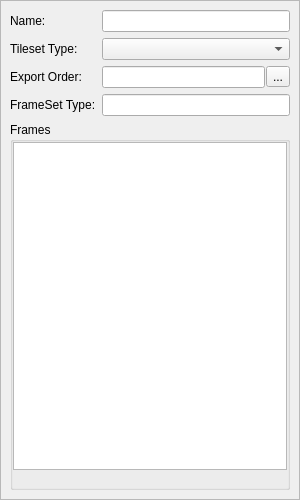
The window that src/gui-qt/metasprite/metasprite/framesetdock.ui (undisbeliever/untech-editor) describes before a commit, drawn with Qt 5.
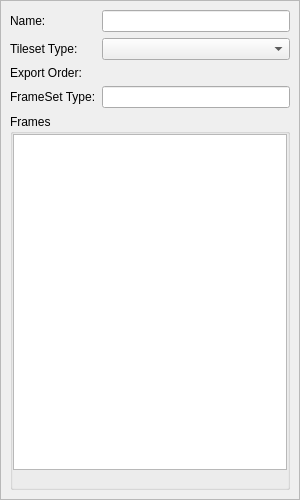
The same window after the commit. Custom widgets are drawn as their Qt base class.

Commit message: Refactor lineEdit+ToolButton pattern into new widgets

The edit to the form file:
```diff
--- a/src/gui-qt/metasprite/metasprite/framesetdock.ui
+++ b/src/gui-qt/metasprite/metasprite/framesetdock.ui
@@ -104,28 +104,7 @@
            </widget>
           </item>
           <item row="2" column="1">
-           <layout class="QHBoxLayout" name="exportOrderLayout">
-            <property name="spacing">
-             <number>1</number>
-            </property>
-            <item>
-             <widget class="QLineEdit" name="exportOrder">
-              <property name="enabled">
-               <bool>true</bool>
-              </property>
-              <property name="readOnly">
-               <bool>true</bool>
-              </property>
-             </widget>
-            </item>
-            <item>
-             <widget class="QToolButton" name="exportOrderButton">
-              <property name="text">
-               <string>...</string>
-              </property>
-             </widget>
-            </item>
-           </layout>
+           <widget class="FilenameInputWidget" name="exportOrder" native="true"/>
           </item>
          </layout>
         </item>
@@ -202,6 +181,12 @@
    <header>gui-qt/common/widgets/enumcombobox.h</header>
    <container>1</container>
   </customwidget>
+  <customwidget>
+   <class>FilenameInputWidget</class>
+   <extends>QWidget</extends>
+   <header>gui-qt/common/widgets/filenameinputwidget.h</header>
+   <container>1</container>
+  </customwidget>
  </customwidgets>
  <resources/>
  <connections/>
```
The commit also changes 9 other files.
